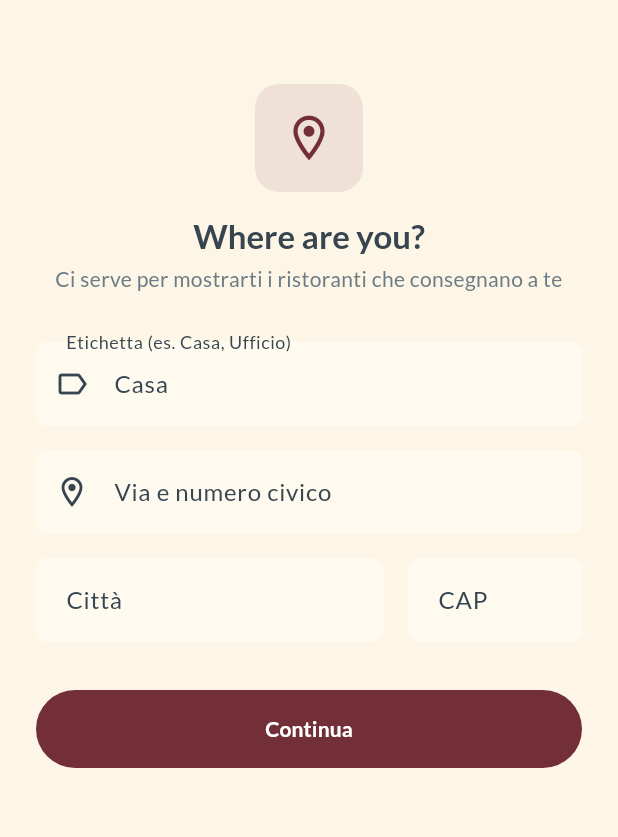
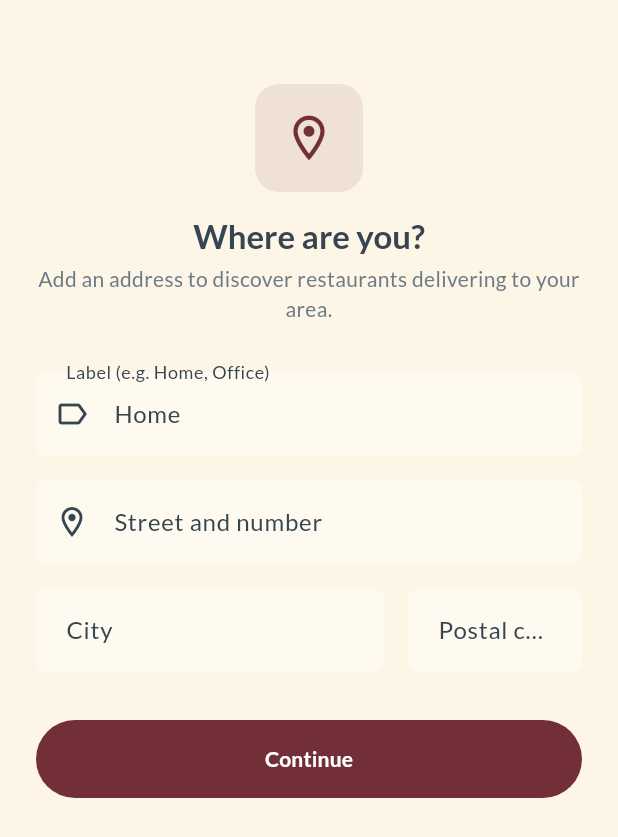
Before and after one commit to stefanopedicinogit/SubitoGusto, a Flutter app: the LocationPromptPage screen opened by its route, on a phone screen of 412 x 824 dp. Shown: the top 837 px of the screen. Run offline on Flutter 3.47's test engine with Material 3 defaults, Android fonts, the phone set to English and light mode, and no system bars; our stand-ins replace audioplayers, cached_network_image, dio, firebase_core, firebase_messaging, flutter_dotenv and 10 more; missing offline and left inert: dart:html, dart:js_interop, dart:ui_web, flutter_stripe; accounts and stored records are empty; network calls fail.

Commit message:
Translated registration page

```diff
--- a/lib/features/consumer_profile/location_prompt_page.dart
+++ b/lib/features/consumer_profile/location_prompt_page.dart
@@ -24,17 +24,27 @@ class LocationPromptPage extends ConsumerStatefulWidget {
 
 class _LocationPromptPageState extends ConsumerState<LocationPromptPage> {
   final _formKey = GlobalKey<FormState>();
-  final _labelController = TextEditingController(text: 'Casa');
+  final _labelController = TextEditingController();
   final _streetController = TextEditingController();
   final _cityController = TextEditingController();
   final _postalController = TextEditingController();
 
+  bool _labelInitialized = false;
   bool _isLocating = false;
   bool _isSaving = false;
   bool _usedGeolocation = false;
   double? _lat;
   double? _lng;
   String? _errorMessage;
+
+  @override
+  void didChangeDependencies() {
+    super.didChangeDependencies();
+    if (!_labelInitialized) {
+      _labelInitialized = true;
+      _labelController.text = AppLocalizations.of(context).locationLabelDefault;
+    }
+  }
 
   @override
   void dispose() {
@@ -46,6 +56,7 @@ class _LocationPromptPageState extends ConsumerState<LocationPromptPage> {
   }
 
   Future<void> _useMyLocation() async {
+    final l = AppLocalizations.of(context);
     setState(() {
       _isLocating = true;
       _errorMessage = null;
@@ -58,16 +69,14 @@ class _LocationPromptPageState extends ConsumerState<LocationPromptPage> {
 
     switch (result) {
       case GeolocationDenied():
-        setState(() => _errorMessage =
-            'Permesso negato. Inserisci manualmente il tuo indirizzo.');
+        setState(() => _errorMessage = l.editAddressPermissionDenied);
       case GeolocationUnavailable(:final message):
-        setState(() => _errorMessage = 'Posizione non disponibile: $message');
+        setState(() => _errorMessage = l.editAddressUnavailable(message));
       case GeolocationSuccess(:final lat, :final lng):
         final reverse = await GeocodingService().reverse(lat, lng);
         if (!mounted) return;
         if (reverse == null) {
-          setState(() => _errorMessage =
-              'Impossibile leggere l\'indirizzo. Riprova o inserisci manualmente.');
+          setState(() => _errorMessage = l.editAddressReverseFail);
           return;
         }
         setState(() {
@@ -83,6 +92,7 @@ class _LocationPromptPageState extends ConsumerState<LocationPromptPage> {
   }
 
   Future<void> _useSavedAddress(DeliveryAddress addr) async {
+    final l = AppLocalizations.of(context);
     setState(() {
       _isSaving = true;
       _errorMessage = null;
@@ -91,7 +101,7 @@ class _LocationPromptPageState extends ConsumerState<LocationPromptPage> {
       final client = Supabase.instance.client;
       final userId = client.auth.currentUser?.id;
       if (userId == null) {
-        setState(() => _errorMessage = 'Sessione scaduta. Accedi di nuovo.');
+        setState(() => _errorMessage = l.locationSessionExpired);
         return;
       }
 
@@ -116,6 +126,7 @@ class _LocationPromptPageState extends ConsumerState<LocationPromptPage> {
 
   Future<void> _save() async {
     if (!_formKey.currentState!.validate()) return;
+    final l = AppLocalizations.of(context);
 
     setState(() {
       _isSaving = true;
@@ -126,7 +137,7 @@ class _LocationPromptPageState extends ConsumerState<LocationPromptPage> {
       final client = Supabase.instance.client;
       final userId = client.auth.currentUser?.id;
       if (userId == null) {
-        setState(() => _errorMessage = 'Sessione scaduta. Accedi di nuovo.');
+        setState(() => _errorMessage = l.locationSessionExpired);
         return;
       }
 
@@ -182,7 +193,7 @@ class _LocationPromptPageState extends ConsumerState<LocationPromptPage> {
         }
       } else {
         final label = _labelController.text.trim().isEmpty
-            ? 'Casa'
+            ? l.locationLabelDefault
             : _labelController.text.trim();
         await client.from('delivery_addresses').insert({
           'customer_id': userId,
@@ -202,7 +213,7 @@ class _LocationPromptPageState extends ConsumerState<LocationPromptPage> {
         context.go('/marketplace');
       }
     } catch (e) {
-      setState(() => _errorMessage = 'Errore nel salvataggio: $e');
+      setState(() => _errorMessage = l.settingsSaveError('$e'));
     } finally {
       if (mounted) setState(() => _isSaving = false);
     }
@@ -210,6 +221,7 @@ class _LocationPromptPageState extends ConsumerState<LocationPromptPage> {
 
   @override
   Widget build(BuildContext context) {
+    final l = AppLocalizations.of(context);
     final primaryColor = Theme.of(context).colorScheme.primary;
     final addressesAsync = ref.watch(deliveryAddressesProvider);
     final savedAddresses = addressesAsync.valueOrNull ?? const [];
@@ -243,7 +255,7 @@ class _LocationPromptPageState extends ConsumerState<LocationPromptPage> {
                 const SizedBox(height: AppSpacing.md),
                 Center(
                   child: Text(
-                    AppLocalizations.of(context).locationPromptTitle,
+                    l.locationPromptTitle,
                     textAlign: TextAlign.center,
                     style: Theme.of(context).textTheme.titleLarge?.copyWith(
                           fontWeight: FontWeight.bold,
@@ -253,7 +265,7 @@ class _LocationPromptPageState extends ConsumerState<LocationPromptPage> {
                 const SizedBox(height: AppSpacing.xs),
                 Center(
                   child: Text(
-                    'Ci serve per mostrarti i ristoranti che consegnano a te',
+                    l.locationPromptSubtitle,
                     textAlign: TextAlign.center,
                     style: Theme.of(context).textTheme.bodyMedium?.copyWith(
                           color: AppColors.textSecondary,
@@ -268,7 +280,7 @@ class _LocationPromptPageState extends ConsumerState<LocationPromptPage> {
                   ),
                 ] else if (savedAddresses.isNotEmpty) ...[
                   Text(
-                    'I tuoi indirizzi salvati',
+                    l.locationSavedAddresses,
                     style: Theme.of(context).textTheme.titleMedium?.copyWith(
                           fontWeight: FontWeight.w600,
                         ),
@@ -339,7 +351,7 @@ class _LocationPromptPageState extends ConsumerState<LocationPromptPage> {
                         padding: const EdgeInsets.symmetric(
                             horizontal: AppSpacing.md),
                         child: Text(
-                          'oppure aggiungi nuovo',
+                          l.locationOrAddNew,
                           style: TextStyle(
                             color: AppColors.textSecondary,
                             fontSize: 13,
@@ -389,8 +401,8 @@ class _LocationPromptPageState extends ConsumerState<LocationPromptPage> {
                             )
                           : const Icon(Icons.my_location),
                       label: Text(_isLocating
-                          ? 'Localizzazione in corso...'
-                          : 'Usa la mia posizione'),
+                          ? l.editAddressLocating
+                          : l.editAddressUseMyLocation),
                     ),
                   ),
                   const SizedBox(height: AppSpacing.lg),
@@ -401,7 +413,7 @@ class _LocationPromptPageState extends ConsumerState<LocationPromptPage> {
                         padding: const EdgeInsets.symmetric(
                             horizontal: AppSpacing.md),
                         child: Text(
-                          'oppure inserisci',
+                          l.locationOrEnter,
                           style: TextStyle(
                             color: AppColors.textSecondary,
                             fontSize: 13,
@@ -416,20 +428,20 @@ class _LocationPromptPageState extends ConsumerState<LocationPromptPage> {
                 TextFormField(
                   controller: _labelController,
                   textCapitalization: TextCapitalization.words,
-                  decoration: const InputDecoration(
-                    labelText: 'Etichetta (es. Casa, Ufficio)',
-                    prefixIcon: Icon(Icons.label_outline),
+                  decoration: InputDecoration(
+                    labelText: l.locationLabelHint,
+                    prefixIcon: const Icon(Icons.label_outline),
                   ),
                 ),
                 const SizedBox(height: AppSpacing.md),
                 TextFormField(
                   controller: _streetController,
-                  decoration: const InputDecoration(
-                    labelText: 'Via e numero civico',
-                    prefixIcon: Icon(Icons.location_on_outlined),
+                  decoration: InputDecoration(
+                    labelText: l.addressesStreet,
+                    prefixIcon: const Icon(Icons.location_on_outlined),
                   ),
                   validator: (v) =>
-                      v == null || v.trim().isEmpty ? 'Inserisci la via' : null,
+                      v == null || v.trim().isEmpty ? l.locationStreetRequired : null,
                   onChanged: (_) {
                     if (_lat != null || _usedGeolocation) {
                       _lat = null;
@@ -445,11 +457,11 @@ class _LocationPromptPageState extends ConsumerState<LocationPromptPage> {
                       flex: 2,
                       child: TextFormField(
                         controller: _cityController,
-                        decoration: const InputDecoration(
-                          labelText: 'Città',
+                        decoration: InputDecoration(
+                          labelText: l.addressesCity,
                         ),
                         validator: (v) => v == null || v.trim().isEmpty
-                            ? 'Inserisci la città'
+                            ? l.locationCityRequired
                             : null,
                         onChanged: (_) {
                           if (_lat != null || _usedGeolocation) {
@@ -464,11 +476,11 @@ class _LocationPromptPageState extends ConsumerState<LocationPromptPage> {
                     Expanded(
                       child: TextFormField(
                         controller: _postalController,
-                        decoration: const InputDecoration(
-                          labelText: 'CAP',
+                        decoration: InputDecoration(
+                          labelText: l.addressesPostalCode,
                         ),
                         validator: (v) => v == null || v.trim().isEmpty
-                            ? 'CAP'
+                            ? l.addressesPostalCode
                             : null,
                         onChanged: (_) {
                           if (_lat != null || _usedGeolocation) {
@@ -495,7 +507,7 @@ class _LocationPromptPageState extends ConsumerState<LocationPromptPage> {
                               color: Colors.white,
                             ),
                           )
-                        : const Text('Continua'),
+                        : Text(l.commonContinue),
                   ),
                 ),
               ],
--- a/lib/l10n/app_en.arb
+++ b/lib/l10n/app_en.arb
@@ -265,6 +265,14 @@
   "locationPromptSubtitle": "Add an address to discover restaurants delivering to your area.",
   "locationPromptAdd": "Add address",
   "locationPromptSkip": "Continue without address",
+  "locationSavedAddresses": "Your saved addresses",
+  "locationOrAddNew": "or add a new one",
+  "locationOrEnter": "or enter",
+  "locationLabelHint": "Label (e.g. Home, Office)",
+  "locationStreetRequired": "Enter the street",
+  "locationCityRequired": "Enter the city",
+  "locationSessionExpired": "Session expired. Please sign in again.",
+  "locationLabelDefault": "Home",
 
   "welcomeTitle": "Welcome to",
   "welcomeStart": "Start ordering",
```
Also changed, not shown: lib/l10n/app_it.arb (+8 -0 lines), lib/l10n/generated/app_localizations.dart, lib/l10n/generated/app_localizations_en.dart, lib/l10n/generated/app_localizations_it.dart, 1 other file.
